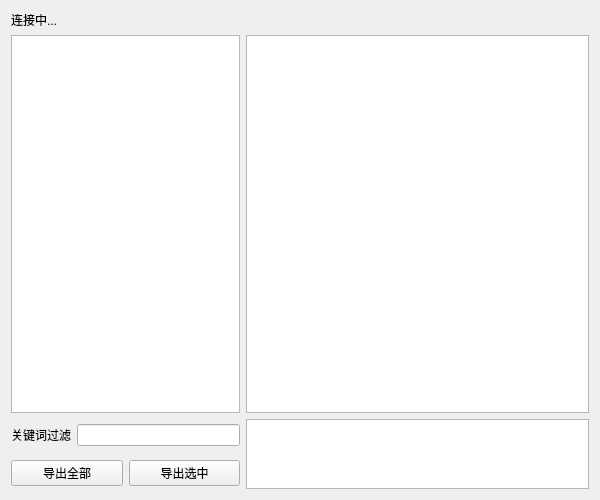
wujichao/CrashExporter, file widget.ui: the form before one commit.
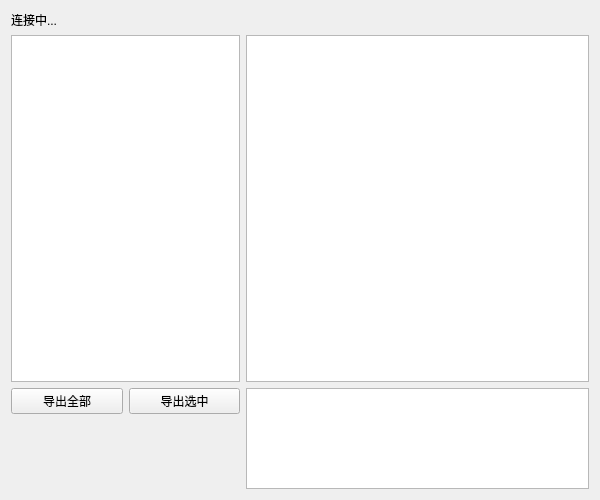
The form after the commit.

```diff
--- a/widget.ui
+++ b/widget.ui
@@ -14,39 +14,6 @@
    <string>Widget</string>
   </property>
   <layout class="QGridLayout" name="gridLayout">
-   <item row="3" column="1">
-    <layout class="QHBoxLayout" name="horizontalLayout_2">
-     <item>
-      <widget class="QPushButton" name="exportAllButton">
-       <property name="sizePolicy">
-        <sizepolicy hsizetype="Preferred" vsizetype="Fixed">
-         <horstretch>2</horstretch>
-         <verstretch>0</verstretch>
-        </sizepolicy>
-       </property>
-       <property name="text">
-        <string>导出全部</string>
-       </property>
-       <property name="flat">
-        <bool>false</bool>
-       </property>
-      </widget>
-     </item>
-     <item>
-      <widget class="QPushButton" name="exportSelectButton">
-       <property name="sizePolicy">
-        <sizepolicy hsizetype="Preferred" vsizetype="Fixed">
-         <horstretch>2</horstretch>
-         <verstretch>0</verstretch>
-        </sizepolicy>
-       </property>
-       <property name="text">
-        <string>导出选中</string>
-       </property>
-      </widget>
-     </item>
-    </layout>
-   </item>
    <item row="2" column="2" rowspan="2">
     <widget class="QTextBrowser" name="consoleView">
      <property name="sizePolicy">
@@ -57,33 +24,6 @@
      </property>
     </widget>
    </item>
-   <item row="2" column="1">
-    <layout class="QHBoxLayout" name="horizontalLayout">
-     <item>
-      <widget class="QLabel" name="keywordLabel">
-       <property name="sizePolicy">
-        <sizepolicy hsizetype="Preferred" vsizetype="Preferred">
-         <horstretch>1</horstretch>
-         <verstretch>0</verstretch>
-        </sizepolicy>
-       </property>
-       <property name="text">
-        <string>关键词过滤</string>
-       </property>
-      </widget>
-     </item>
-     <item>
-      <widget class="QLineEdit" name="keywordTextfield">
-       <property name="sizePolicy">
-        <sizepolicy hsizetype="Expanding" vsizetype="Fixed">
-         <horstretch>3</horstretch>
-         <verstretch>0</verstretch>
-        </sizepolicy>
-       </property>
-      </widget>
-     </item>
-    </layout>
-   </item>
    <item row="1" column="2">
     <widget class="QTextBrowser" name="detailView">
      <property name="sizePolicy">
@@ -111,6 +51,39 @@
      </property>
     </widget>
    </item>
+   <item row="2" column="1">
+    <layout class="QHBoxLayout" name="horizontalLayout_2">
+     <item>
+      <widget class="QPushButton" name="exportAllButton">
+       <property name="sizePolicy">
+        <sizepolicy hsizetype="Preferred" vsizetype="Fixed">
+         <horstretch>2</horstretch>
+         <verstretch>0</verstretch>
+        </sizepolicy>
+       </property>
+       <property name="text">
+        <string>导出全部</string>
+       </property>
+       <property name="flat">
+        <bool>false</bool>
+       </property>
+      </widget>
+     </item>
+     <item>
+      <widget class="QPushButton" name="exportSelectButton">
+       <property name="sizePolicy">
+        <sizepolicy hsizetype="Preferred" vsizetype="Fixed">
+         <horstretch>2</horstretch>
+         <verstretch>0</verstretch>
+        </sizepolicy>
+       </property>
+       <property name="text">
+        <string>导出选中</string>
+       </property>
+      </widget>
+     </item>
+    </layout>
+   </item>
   </layout>
  </widget>
  <layoutdefault spacing="6" margin="11"/>
```
